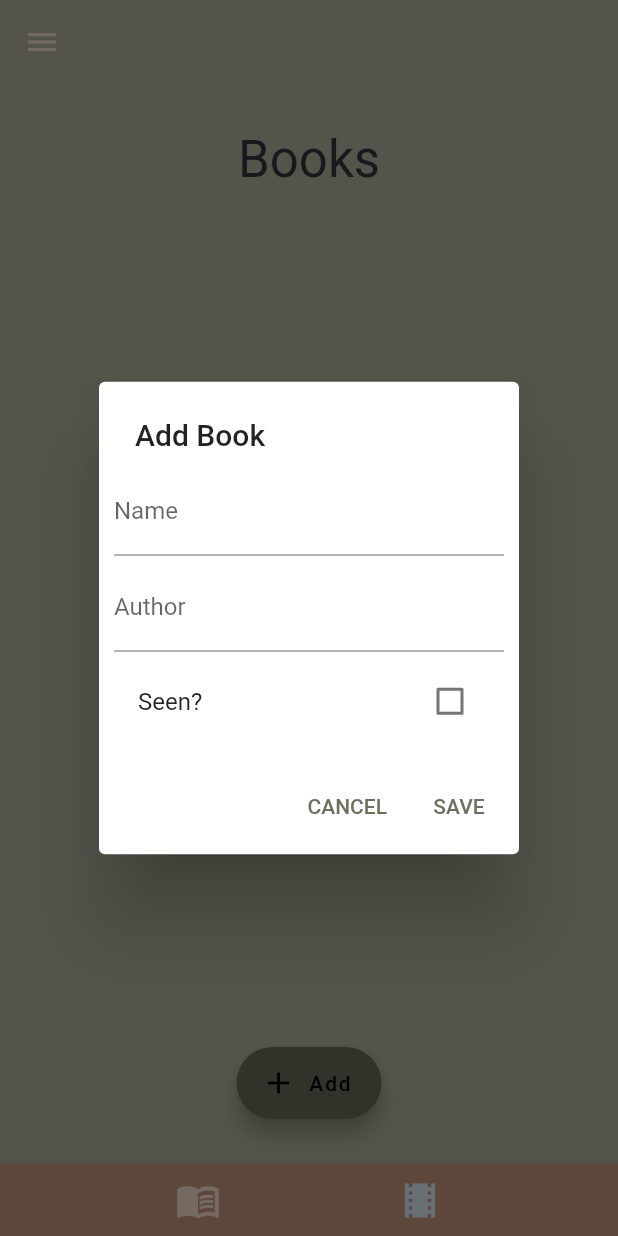
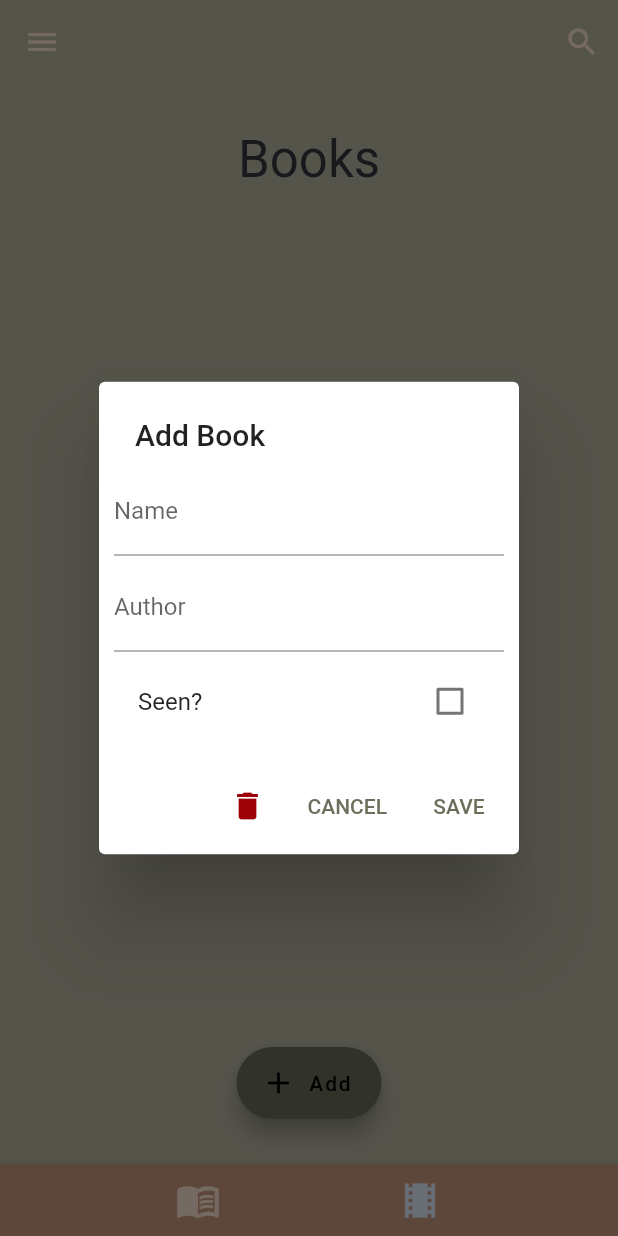
Before and after one commit to GeeA02/Books-and-Movies, a Flutter app: the screen it shows once a user with an empty profile is signed in, after a tap on "Add", on a phone screen of 412 x 824 dp. Run offline on Flutter 3.47's test engine with Material 2 defaults, Android fonts, the phone set to English and light mode, and no system bars; drawn by our look-alikes of firebase_database; our stand-ins replace firebase_auth, firebase_core, flutter_dotenv, flutter_signin_button, google_sign_in; accounts and stored records are empty.

Commit message:
Edited book view

```diff
--- a/lib/view/booksView.dart
+++ b/lib/view/booksView.dart
@@ -32,6 +32,9 @@ class BooksView extends StatelessWidget {
                   child: SizedBox(
                       height: 500.0,
                       child: FirebaseAnimatedList(
+                          defaultChild: Column(
+                              mainAxisAlignment: MainAxisAlignment.center,
+                              children: [CircularProgressIndicator()]),
                           query: BookRepository.getBooks(),
                           itemBuilder: (BuildContext context,
                               DataSnapshot snapshot,
--- a/lib/view/mainView.dart
+++ b/lib/view/mainView.dart
@@ -1,4 +1,5 @@
 import 'package:books_and_movies/view/booksView.dart';
+import 'package:books_and_movies/view/widget/bookForm.dart';
 import 'package:firebase_auth/firebase_auth.dart';
 import 'package:flutter/material.dart';
 
@@ -41,6 +42,7 @@ class _MainViewState extends State<MainView> {
         backgroundColor: Colors.transparent,
         iconTheme: IconThemeData(color: Theme.of(context).cardColor),
         elevation: 0.0,
+        actions: [IconButton(icon: Icon(Icons.search), onPressed: () {})],
       ),
       //leftside menu
       drawer: Drawer(
@@ -75,6 +77,8 @@ class _MainViewState extends State<MainView> {
           onTap: () {
             _onItemTapped(0);
             Navigator.pop(context);
+            showDialog<void>(
+                context: context, builder: (context) => BookForm(null, null));
           },
         ),
         ListTile(
--- a/lib/view/widget/bookForm.dart
+++ b/lib/view/widget/bookForm.dart
@@ -2,6 +2,8 @@ import 'package:books_and_movies/database/bookRepository.dart';
 import 'package:books_and_movies/model/book.dart';
 import 'package:flutter/cupertino.dart';
 import 'package:flutter/material.dart';
+
+import 'deleteForm.dart';
 
 class BookForm extends StatefulWidget {
   final Book? _book;
@@ -71,10 +73,20 @@ class _BookFormState extends State<BookForm> {
                       });
                     },
                     value: _seen,
-                  )
+                  ),
                 ]),
           )),
       actions: [
+        IconButton(
+          color: Theme.of(context).errorColor,
+          icon: Icon(Icons.delete),
+          onPressed: () {
+            Navigator.pop(context);
+            showDialog<void>(
+                context: context,
+                builder: (context) => DeleteForm(widget._bookId!, 'Book'));
+          },
+        ),
         TextButton(
           onPressed: () {
             Navigator.pop(context);
```
Also changed, not shown: lib/database/movieRepository.dart (+9 -5 lines), lib/view/widget/bookCard.dart (+2 -22 lines), lib/view/widget/deleteForm.dart (added, +37 -0 lines).
